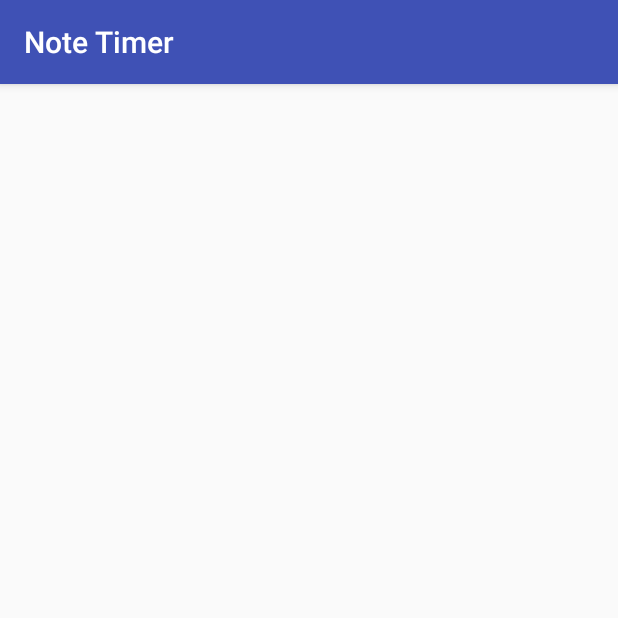
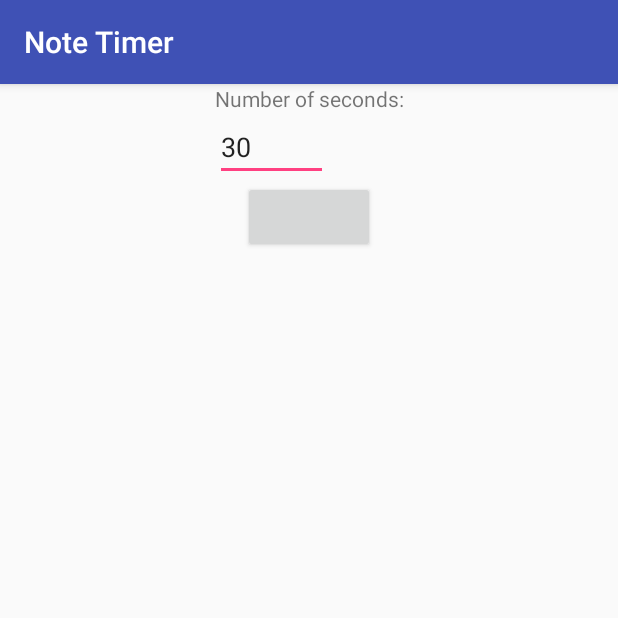
Before and after one commit to smjcrane/Note-Timer, an Android app: the TakeNoteActivity screen opened directly, with no data from a screen before it, on a phone screen of 412 x 824 dp, the top half of it. Run offline under Robolectric (Android 15) with nearby library versions, the phone set to English and light mode, and no system bars.

Commit message:
you are one a timer to take notes

```diff
--- a/app/src/main/java/uk/ac/cam/sc989/notetimer/TakeNoteActivity.java
+++ b/app/src/main/java/uk/ac/cam/sc989/notetimer/TakeNoteActivity.java
@@ -1,13 +1,68 @@
 package uk.ac.cam.sc989.notetimer;
 
+import android.os.CountDownTimer;
 import android.support.v7.app.AppCompatActivity;
 import android.os.Bundle;
+import android.view.View;
+import android.widget.Button;
+import android.widget.EditText;
+import android.widget.LinearLayout;
+import android.widget.TextView;
 
 public class TakeNoteActivity extends AppCompatActivity {
+    private Button buttonStart;
+    private EditText inputSeconds;
+    private View secondGetter;
+    private TextView displaySeconds;
+    private EditText textNote;
+
+    private CountDownTimer timer;
+    private int secondsAllowed;
+
+    private boolean isEditable;
 
     @Override
     protected void onCreate(Bundle savedInstanceState) {
         super.onCreate(savedInstanceState);
         setContentView(R.layout.activity_take_note);
+
+        isEditable = false;
+
+        buttonStart = (Button) findViewById(R.id.start);
+        inputSeconds = (EditText) findViewById(R.id.inputSeconds);
+        displaySeconds = (TextView) findViewById(R.id.displaySeconds);
+        textNote = (EditText) findViewById(R.id.editNote);
+        secondGetter = findViewById(R.id.getSeconds);
+
+
+        buttonStart.setOnClickListener(new View.OnClickListener() {
+            @Override
+            public void onClick(View view) {
+                secondsAllowed = Integer.parseInt(inputSeconds.getText().toString());
+
+                View secondGetter = findViewById(R.id.getSeconds);
+                secondGetter.setVisibility(View.INVISIBLE);
+                buttonStart.setVisibility(View.INVISIBLE);
+
+                displaySeconds.setVisibility(View.VISIBLE);
+                textNote.setVisibility(View.VISIBLE);
+
+                new CountDownTimer((long) secondsAllowed*1000, 1000) {
+                    @Override
+                    public void onTick(long milliSecondsRemaining) {
+                        displaySeconds.setText(Long.toString(milliSecondsRemaining / 1000));
+                    }
+
+                    @Override
+                    public void onFinish() {
+                        isEditable = false;
+                        textNote.setVisibility(View.INVISIBLE);
+                        displaySeconds.setText("TIME UP");
+                    }
+                }.start();
+
+                isEditable = true;
+            }
+        });
     }
 }
--- a/app/src/main/java/uk/ac/cam/sc989/notetimer/ViewNoteActivity.java
+++ b/app/src/main/java/uk/ac/cam/sc989/notetimer/ViewNoteActivity.java
@@ -1,5 +1,6 @@
 package uk.ac.cam.sc989.notetimer;
 
+import android.os.CountDownTimer;
 import android.support.v7.app.AppCompatActivity;
 import android.os.Bundle;
 
--- a/app/src/main/res/layout/activity_take_note.xml
+++ b/app/src/main/res/layout/activity_take_note.xml
@@ -6,4 +6,54 @@
     android:layout_height="match_parent"
     tools:context="uk.ac.cam.sc989.notetimer.TakeNoteActivity">
 
+    <LinearLayout
+        app:layout_constraintRight_toRightOf="parent"
+        app:layout_constraintLeft_toLeftOf="parent"
+        app:layout_constraintBottom_toTopOf="@+id/start"
+        android:id="@+id/getSeconds"
+        android:orientation="vertical"
+        android:layout_width="wrap_content"
+        android:layout_height="wrap_content">
+
+        <TextView
+            android:text="Number of seconds:"
+            android:layout_width="wrap_content"
+            android:layout_height="wrap_content" />
+
+        <EditText
+            android:id="@+id/inputSeconds"
+            android:hint="seconds"
+            android:text="30"
+            android:inputType="number"
+            android:layout_width="wrap_content"
+            android:layout_height="wrap_content" />
+
+    </LinearLayout>
+
+    <Button
+        app:layout_constraintLeft_toLeftOf="parent"
+        app:layout_constraintRight_toRightOf="parent"
+        app:layout_constraintTop_toBottomOf="@+id/getSeconds"
+        android:id="@+id/start"
+        android:layout_width="wrap_content"
+        android:layout_height="wrap_content" />
+
+    <TextView
+        app:layout_constraintRight_toRightOf="parent"
+        app:layout_constraintTop_toTopOf="parent"
+        android:visibility="invisible"
+        android:id="@+id/displaySeconds"
+        android:layout_width="wrap_content"
+        android:layout_height="wrap_content" />
+
+    <EditText
+        app:layout_constraintTop_toTopOf="parent"
+        app:layout_constraintLeft_toLeftOf="parent"
+        app:layout_constraintRight_toRightOf="parent"
+        app:layout_constraintBottom_toBottomOf="parent"
+        android:visibility="invisible"
+        android:id="@+id/editNote"
+        android:layout_width="match_parent"
+        android:layout_height="match_parent" />
+
 </android.support.constraint.ConstraintLayout>
```
Also changed, not shown: app/src/main/java/uk/ac/cam/sc989/notetimer/MainActivity.java (+14 -0 lines), app/src/main/res/layout/activity_main.xml (+4 -7 lines).
